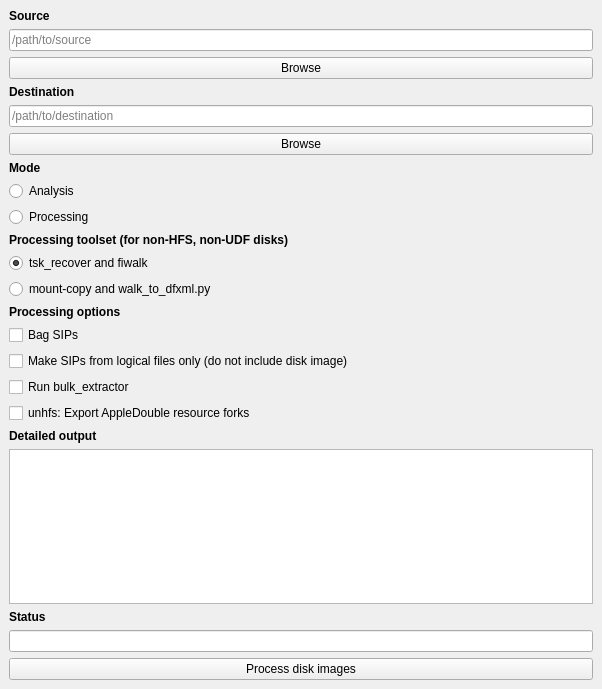
CCA-Public/diskimageprocessor, file design.ui: the form before one commit.
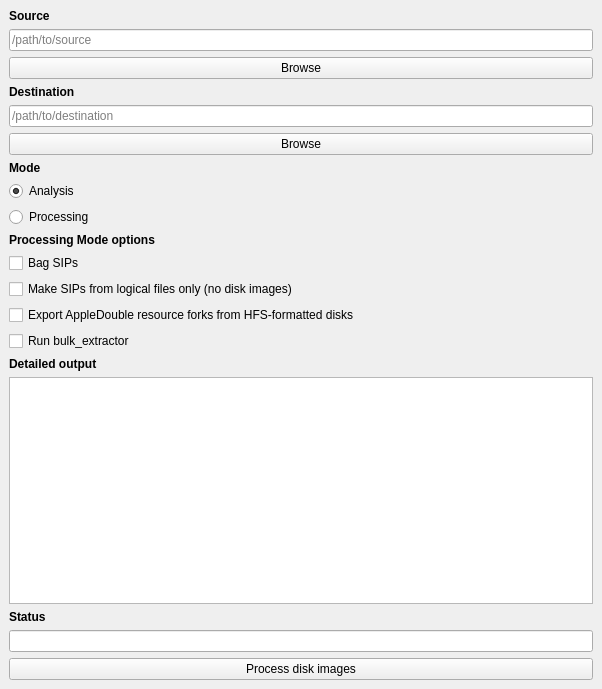
The form after the commit.

Commit message: Remove mount-copy toolset for v0.5.0

Diff of the .ui file:
```diff
--- a/design.ui
+++ b/design.ui
@@ -70,7 +70,7 @@
        <string>Analysis</string>
       </property>
       <property name="checked">
-       <bool>false</bool>
+       <bool>true</bool>
       </property>
      </widget>
     </item>
@@ -80,47 +80,14 @@
        <string>Processing</string>
       </property>
       <property name="checked">
-       <bool>true</bool>
-      </property>
-     </widget>
-    </item>
-    <item>
-     <widget class="QLabel" name="label_5">
-      <property name="text">
-       <string>&lt;html&gt;&lt;head/&gt;&lt;body&gt;&lt;p&gt;&lt;span style=&quot; font-weight:600;&quot;&gt;Processing toolset (for non-HFS, non-UDF disks)&lt;/span&gt;&lt;/p&gt;&lt;/body&gt;&lt;/html&gt;</string>
-      </property>
-     </widget>
-    </item>
-    <item>
-     <widget class="QRadioButton" name="sleuthkit">
-      <property name="text">
-       <string>tsk_recover and fiwalk</string>
-      </property>
-      <property name="checked">
-       <bool>true</bool>
-      </property>
-      <property name="autoRepeat">
        <bool>false</bool>
       </property>
-      <attribute name="buttonGroup">
-       <string notr="true">buttonGroup_2</string>
-      </attribute>
-     </widget>
-    </item>
-    <item>
-     <widget class="QRadioButton" name="mountcopy">
-      <property name="text">
-       <string>mount-copy and walk_to_dfxml.py</string>
-      </property>
-      <attribute name="buttonGroup">
-       <string notr="true">buttonGroup_2</string>
-      </attribute>
      </widget>
     </item>
     <item>
      <widget class="QLabel" name="label">
       <property name="text">
-       <string>&lt;html&gt;&lt;head/&gt;&lt;body&gt;&lt;p&gt;&lt;span style=&quot; font-weight:600;&quot;&gt;Processing options&lt;/span&gt;&lt;/p&gt;&lt;/body&gt;&lt;/html&gt;</string>
+       <string>&lt;html&gt;&lt;head/&gt;&lt;body&gt;&lt;p&gt;&lt;span style=&quot; font-weight:600;&quot;&gt;Processing Mode options&lt;/span&gt;&lt;/p&gt;&lt;/body&gt;&lt;/html&gt;</string>
       </property>
      </widget>
     </item>
@@ -134,7 +101,14 @@
     <item>
      <widget class="QCheckBox" name="filesonlyBtn">
       <property name="text">
-       <string>Make SIPs from logical files only (do not include disk image)</string>
+       <string>Make SIPs from logical files only (no disk images)</string>
+      </property>
+     </widget>
+    </item>
+    <item>
+     <widget class="QCheckBox" name="resforksBtn">
+      <property name="text">
+       <string>Export AppleDouble resource forks from HFS-formatted disks</string>
       </property>
      </widget>
     </item>
@@ -145,13 +119,6 @@
       </property>
      </widget>
     </item>
-    <item>
-     <widget class="QCheckBox" name="resforksBtn">
-      <property name="text">
-       <string>unhfs: Export AppleDouble resource forks</string>
-      </property>
-     </widget>
-    </item>
     <item>
      <widget class="QLabel" name="label_7">
       <property name="text">
```
Left out of the diff: 3 changed lines with no effect on the pictures. The commit also changes 3 other files.
